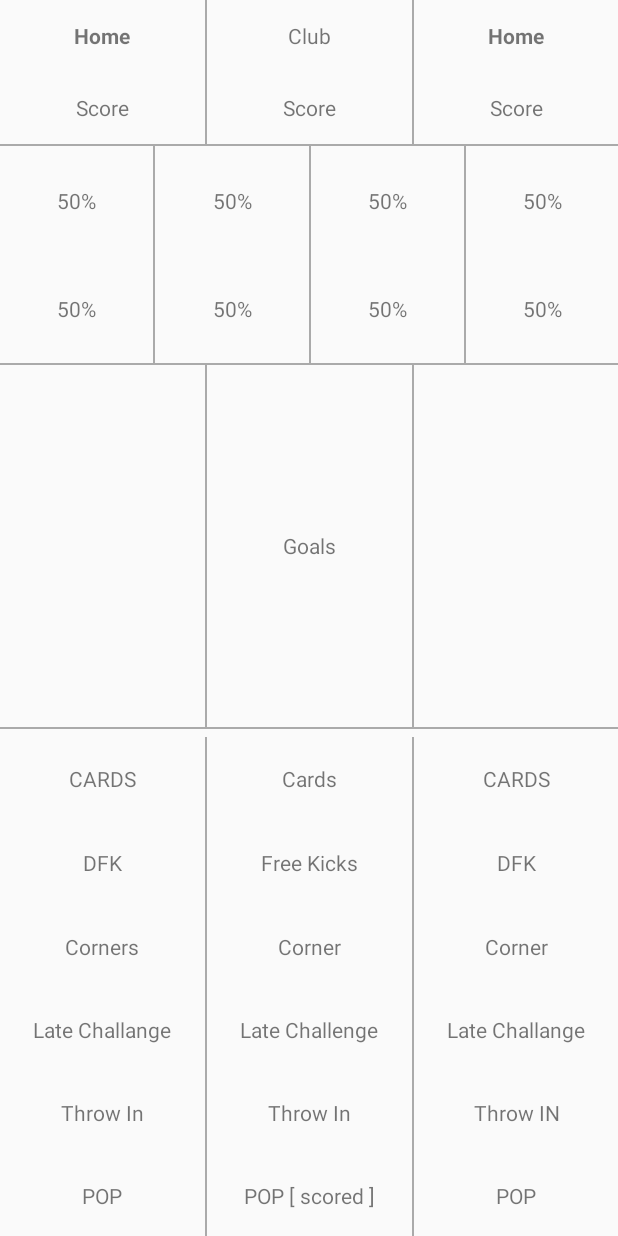
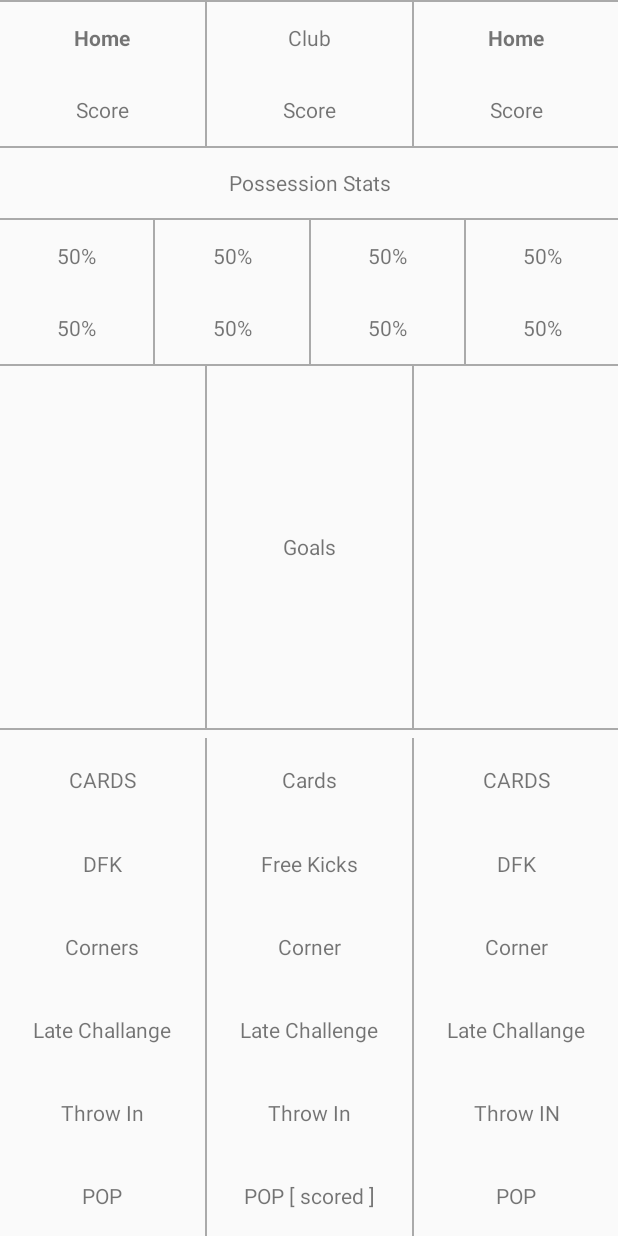
Before and after one commit to prashantalhat1406/TZLC11, an Android app: the layout fragment_tzlc_match_details_stats.xml on its own in the app's theme, with its tools: preview values and no code run, on a phone screen of 412 x 824 dp. Run offline under Robolectric (Android 15) with nearby library versions, the phone set to English and light mode, and no system bars.

Commit message:
label added

```diff
--- a/app/src/main/res/layout/fragment_tzlc_match_details_stats.xml
+++ b/app/src/main/res/layout/fragment_tzlc_match_details_stats.xml
@@ -9,6 +9,11 @@
     <TextView android:id="@+id/txtNoStats"  android:text="No Stats available" android:textSize="24dp" android:textStyle="bold"
         android:layout_width="wrap_content" android:visibility="gone" android:gravity="center"
             android:layout_height="wrap_content" />
+
+    <View
+        android:layout_width="match_parent"
+        android:layout_height="1dp"
+        android:background="@android:color/darker_gray"/>
 
 
     <LinearLayout android:layout_weight="0.75"
@@ -129,6 +134,14 @@
     <LinearLayout  android:layout_weight="0.7"
         android:layout_width="match_parent" android:orientation="vertical" android:id="@+id/layoutPossessionStats"
         android:layout_height="match_parent" >
+
+        <TextView
+            android:layout_width="match_parent" android:layout_weight="0.51" android:gravity="center"
+            android:layout_height="match_parent" android:text="Possession Stats"/>
+        <View
+            android:layout_width="match_parent"
+            android:layout_height="1dp"
+            android:background="@android:color/darker_gray"/>
 
         <LinearLayout
             android:layout_width="match_parent" android:layout_weight="0.5"
```
